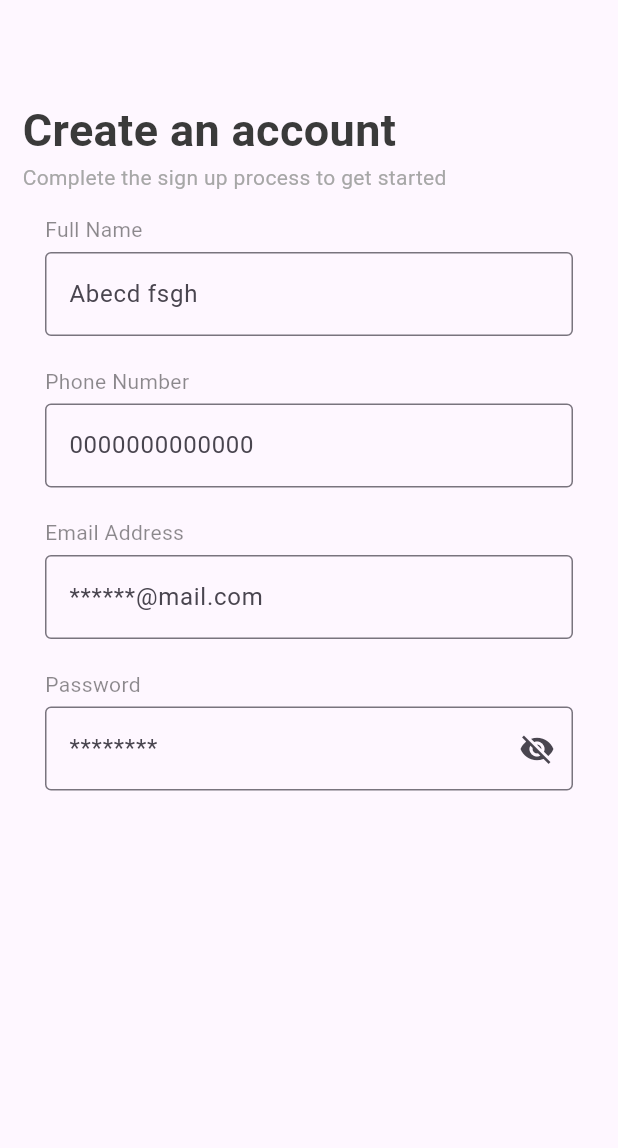
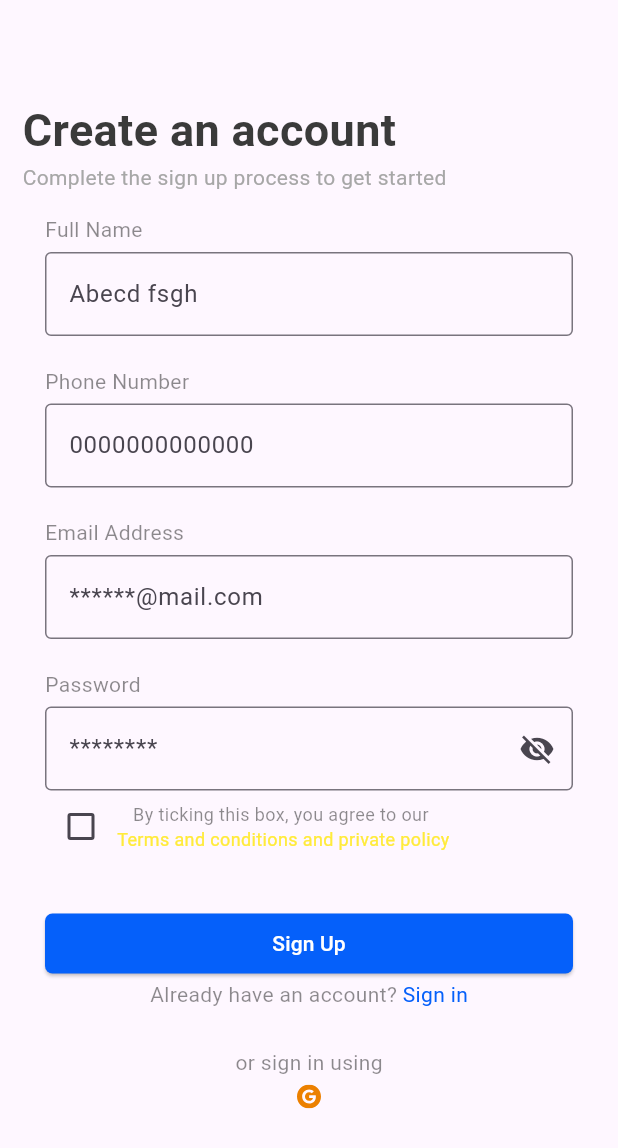
Before and after one commit to NurikD/redi_express, a Flutter app: the SignUp screen opened by its route, on a phone screen of 412 x 824 dp. Shown: the top 1148 px of the screen. Run offline on Flutter 3.47's test engine with Material 3 defaults, Android fonts, the phone set to English and light mode, and no system bars; our stand-ins replace dots_indicator, flutter_svg, google_fonts.

Commit message:
version 14.02.2024

```diff
--- a/lib/auth/sign_up.dart
+++ b/lib/auth/sign_up.dart
@@ -1,5 +1,8 @@
 import 'package:flutter/material.dart';
+import 'package:flutter_svg/flutter_svg.dart';
 import 'package:google_fonts/google_fonts.dart';
+import 'package:url_launcher/url_launcher.dart';
+import 'package:flutter/gestures.dart';
 
 class SignUp extends StatefulWidget {
   const SignUp({super.key});
@@ -11,72 +14,75 @@ class SignUp extends StatefulWidget {
 class _SignUpState extends State<SignUp> {
 
   bool _isObscure = true;
+  bool isChecked = false;
 
   @override
   Widget build(BuildContext context) {
+
     return Scaffold(
-        body: Column(
+        body: SingleChildScrollView(
+          child: Column(
             children: [
-        Padding(padding: EdgeInsets.only(top: 50)),
+              const Padding(padding: EdgeInsets.only(top: 50)),
               Form(
                 child: Padding(
-            padding: EdgeInsets.all(15),
+                  padding: const EdgeInsets.all(15),
                   child:
                   Column(crossAxisAlignment: CrossAxisAlignment.start, children: [
                     Text(
                       'Create an account',
                       style: GoogleFonts.roboto(
-                    textStyle: TextStyle(
+                          textStyle: const TextStyle(
                               fontSize: 30,
                               color: Color(0xff3A3A3A),
                               fontWeight: FontWeight.bold)),
                     ),
                     Text('Complete the sign up process to get started',
                         style: GoogleFonts.roboto(
-                      textStyle: TextStyle(
+                            textStyle: const TextStyle(
                               color: Color(0xffA7A7A7),
                             ))),
                     Padding(
-                padding: EdgeInsets.all(15),
+                      padding: const EdgeInsets.all(15),
                       child: Column(
                           crossAxisAlignment: CrossAxisAlignment.start,
                           children: [
-                    Text('Full Name', style: TextStyle(
+                            const Text('Full Name', style: TextStyle(
                                 color: Colors.black45
                             ),),
-                    Padding(padding: EdgeInsets.only(top: 5)),
+                            const Padding(padding: EdgeInsets.only(top: 5)),
                             TextFormField(
-                    decoration: InputDecoration(
+                              decoration: const InputDecoration(
                                   border: OutlineInputBorder(), hintText: 'Abecd fsgh'),
                             ),
-                  Padding(padding: EdgeInsets.only(top: 20)),
-                  Text('Phone Number', style: TextStyle(
+                            const Padding(padding: EdgeInsets.only(top: 20)),
+                            const Text('Phone Number', style: TextStyle(
                                 color: Colors.black45
                             ),),
-                    Padding(padding: EdgeInsets.only(top: 5)),
+                            const Padding(padding: EdgeInsets.only(top: 5)),
                             TextFormField(
-                    decoration: InputDecoration(
+                              decoration: const InputDecoration(
                                   border: OutlineInputBorder(), hintText: '0000000000000'),
                               keyboardType: TextInputType.number,
                             ),
-                  Padding(padding: EdgeInsets.only(top: 20)),
-                  Text('Email Address', style: TextStyle(
+                            const Padding(padding: EdgeInsets.only(top: 20)),
+                            const Text('Email Address', style: TextStyle(
                                 color: Colors.black45
                             ),),
-                    Padding(padding: EdgeInsets.only(top: 5)),
+                            const Padding(padding: EdgeInsets.only(top: 5)),
                             TextFormField(
-                    decoration: InputDecoration(
+                              decoration: const InputDecoration(
                                   border: OutlineInputBorder(), hintText: '******@mail.com'),
                               keyboardType: TextInputType.emailAddress,
                             ),
-                  Padding(padding: EdgeInsets.only(top: 20)),
-                  Text('Password', style: TextStyle(
+                            const Padding(padding: EdgeInsets.only(top: 20)),
+                            const Text('Password', style: TextStyle(
                                 color: Colors.black45
                             ),),
-                    Padding(padding: EdgeInsets.only(top: 5)),
+                            const Padding(padding: EdgeInsets.only(top: 5)),
                             TextFormField(
                               decoration: InputDecoration(
-                        border: OutlineInputBorder(), hintText: '********', suffixIcon: IconButton(
+                                  border: const OutlineInputBorder(), hintText: '********', suffixIcon: IconButton(
                                 icon: Icon(_isObscure ? Icons.visibility_off : Icons.visibility),
                                 onPressed: (){
                                   setState(() {
@@ -86,13 +92,93 @@ bool _isObscure = true;
                               )),
                               obscureText: _isObscure,
                               keyboardType: TextInputType.visiblePassword,
+                            ),
+                            Row(
+                              children: [
+                                Checkbox(value: isChecked, onChanged: (bool? value){
+                                  setState(() {
+                                    isChecked = value!;
+                                  });
+                                },
+                                    activeColor: const Color(0xff0560FA)
+                                ),
+                                Column(
+                                  children: [
+                                    Text(
+                                      'By ticking this box, you agree to our ',
+                                      style: TextStyle(
+                                        fontSize: 12,
+                                        color: Colors.black45,
+                                      ),
+                                    ),
+                                    GestureDetector(
+                                      onTap: () => launch('https://google.com'),
+                                      child: Text(
+                                        'Terms and conditions and private policy',
+                                        style: TextStyle(
+                                          fontSize: 12,
+                                          color: Colors.yellow,
+                                        ),
+                                      ),
                                     )
+                                  ],
+                                )
+                              ],
+                            ),
+                            Padding(padding: EdgeInsets.only(top: 30)),
+                            Container(
+                                width: double.infinity,
+                                child: ElevatedButton(onPressed: (){},
+                                  child: Text('Sign Up', style: TextStyle(
+                                      color: Colors.white
+                                  ),),
+                                  style: ElevatedButton.styleFrom(
+                                    shape: RoundedRectangleBorder(
+                                        borderRadius: BorderRadius.circular(5)),
+                                    backgroundColor: const Color(0xff0560FA),
+                                  ),
+                                )
+                            ),
+                            Row(
+                              mainAxisAlignment: MainAxisAlignment.center,
+                              children: [
+                                Text(
+                                  'Already have an account? ',
+                                  style: GoogleFonts.roboto(color: Colors.black45),
+
+                                ),
+                                GestureDetector(
+                                  onTap: () {
+                                  },
+                                  child: const Text(
+                                    'Sign in',
+                                    style: TextStyle(color: Color(0xff0560FA)),
+                                  ),
+                                )
+                              ],
+                            ),
+                            Padding(padding: EdgeInsets.only(top: 25)),
+                            Center(
+                                child: Column(
+                                  children: [
+                                    Text('or sign in using', style: TextStyle(
+                                        color: Colors.black45
+                                    ),),
+                                    Padding(padding: EdgeInsets.only(top: 5)),
+                                    SvgPicture.asset('assets/images/google-icon.svg'),
+                                  ],
+                                )
+                            ),
+
                           ]),
                     )
                   ]),
                 ),
+              ),
+
+            ],
+          ),
         )
-      ],
-    ));
+    );
   }
 }
--- a/pubspec.yaml
+++ b/pubspec.yaml
@@ -20,6 +20,7 @@ dependencies:
   google_fonts: ^6.1.0
   cupertino_icons: ^1.0.2
 
+
 dev_dependencies:
   flutter_test:
     sdk: flutter
@@ -36,3 +37,4 @@ flutter:
     - assets/images/first-screen.svg
     - assets/images/second-screen.svg
     - assets/images/third-screen.svg
+    - assets/images/google-icon.svg
```
Also changed, not shown: assets/images/google-icon.png (added), assets/images/google-icon.svg (added), pubspec.lock. Lines whose indentation alone changed are shown as unchanged.
